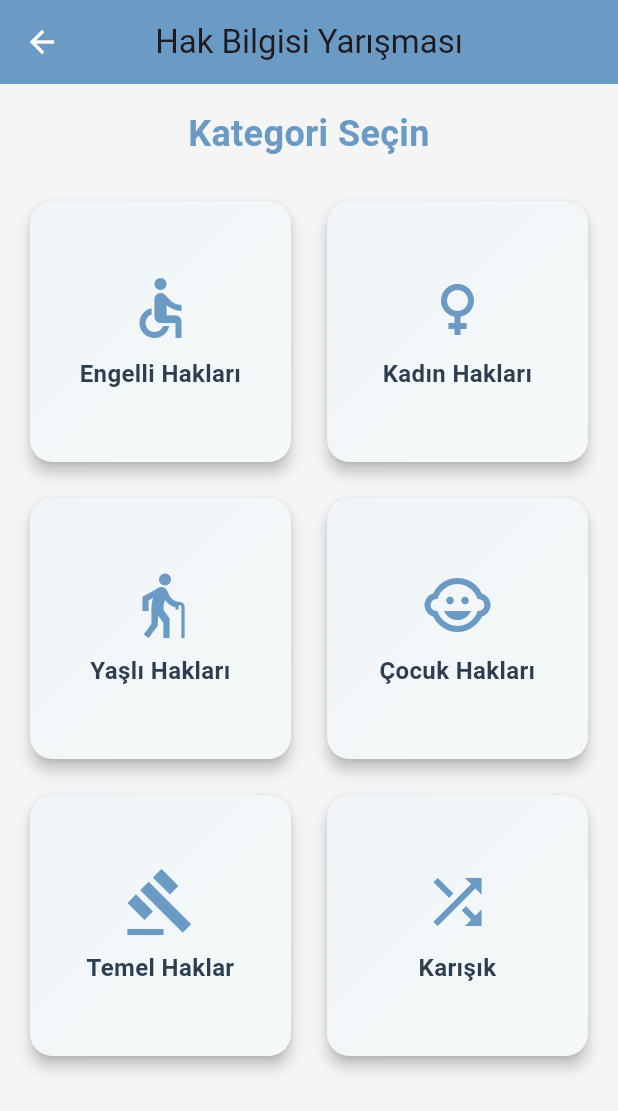
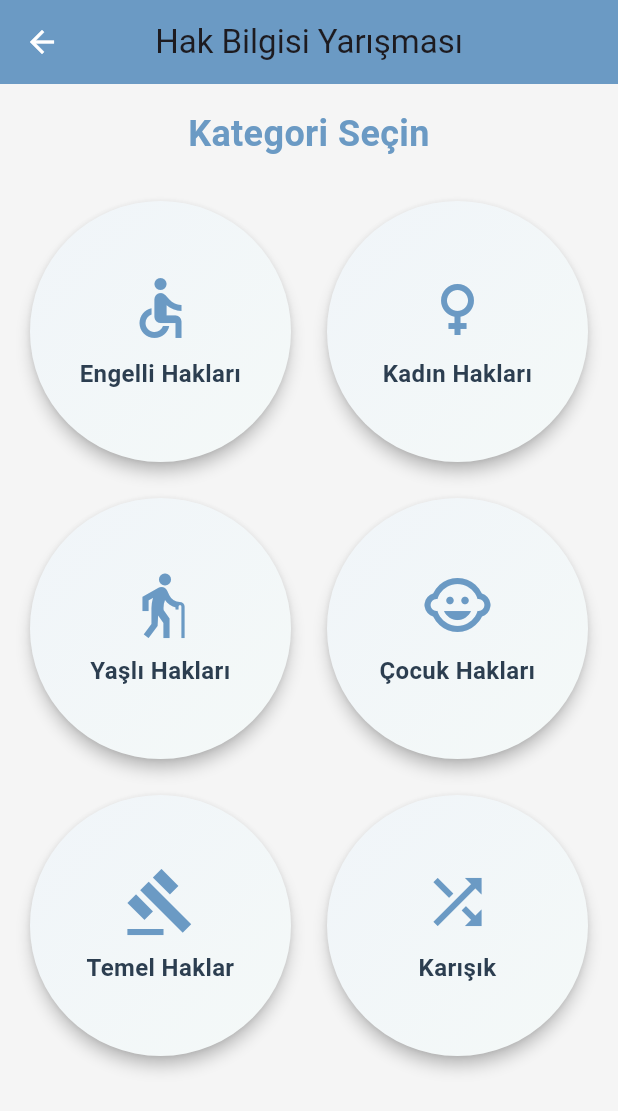
Before and after one commit to emirsinanyoldas/iknowmyrights-master, a Flutter app: the screen it shows after launch, item 2 of the bottom bar chosen, on a phone screen of 412 x 824 dp. Shown: the top 1111 px of the screen. Run offline on Flutter 3.47's test engine with Material 3 defaults, Android fonts, the phone set to English and light mode, and no system bars; our stand-ins replace image_picker, shared_preferences, speech_to_text; network calls fail.

Commit message:
animation updates
quiz screen update

```diff
--- a/lib/screens/quiz/quiz_category_screen.dart
+++ b/lib/screens/quiz/quiz_category_screen.dart
@@ -83,10 +83,21 @@ class QuizCategoryScreen extends StatelessWidget {
       IconData icon,
       String category,
       ) {
-    return Card(
+    return StatefulBuilder(
+      builder: (context, setState) {
+        bool isHovered = false;
+
+        return MouseRegion(
+          onEnter: (_) => setState(() => isHovered = true),
+          onExit: (_) => setState(() => isHovered = false),
+          child: AnimatedScale(
+            scale: isHovered ? 1.2 : 1.0,
+            duration: const Duration(milliseconds: 300),
+            curve: Curves.easeInOut,
+            child: Card(
               elevation: 4,
               shape: RoundedRectangleBorder(
-        borderRadius: BorderRadius.circular(15),
+                borderRadius: BorderRadius.circular(100),
               ),
               child: InkWell(
                 onTap: () {
@@ -99,7 +110,7 @@ class QuizCategoryScreen extends StatelessWidget {
                 },
                 child: Container(
                   decoration: BoxDecoration(
-            borderRadius: BorderRadius.circular(15),
+                    borderRadius: BorderRadius.circular(100),
                     gradient: LinearGradient(
                       begin: Alignment.topLeft,
                       end: Alignment.bottomRight,
@@ -131,6 +142,10 @@ class QuizCategoryScreen extends StatelessWidget {
                   ),
                 ),
               ),
+            ),
+          ),
+        );
+      },
     );
   }
 }
```
Lines whose indentation alone changed are shown as unchanged.
